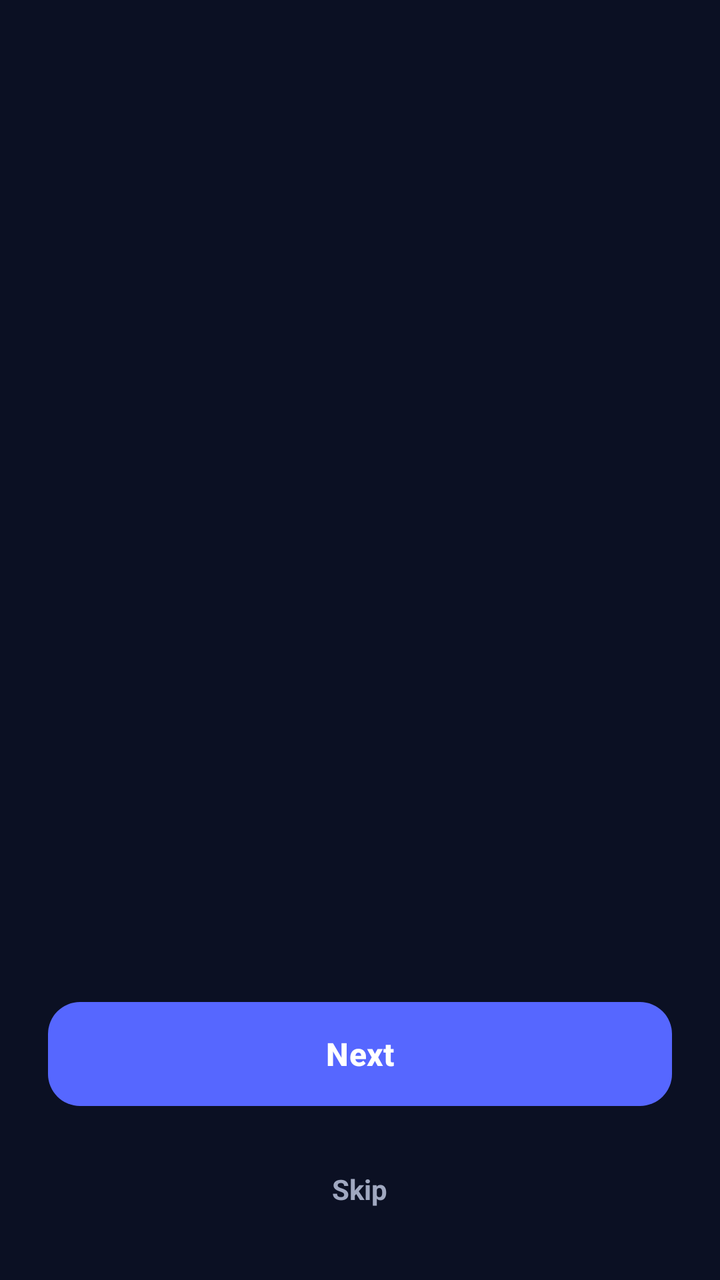
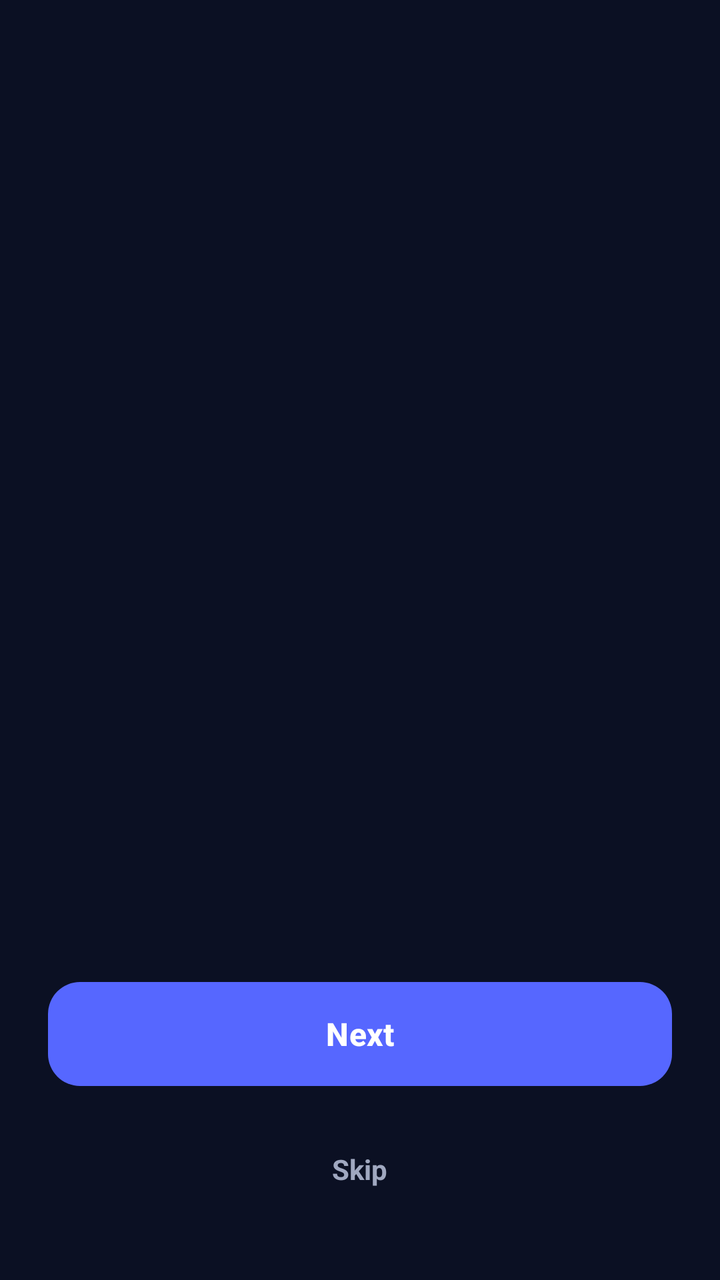

Screens rendered from an Android XML layout before and after an edit, with the pre-edit source and the edit as a unified diff.
<!-- AndroidManifest.xml: application theme Theme.TeachSync -->
<!-- res/layout/activity_onboarding.xml -->
<?xml version="1.0" encoding="utf-8"?>
<androidx.constraintlayout.widget.ConstraintLayout xmlns:android="http://schemas.android.com/apk/res/android"
    xmlns:app="http://schemas.android.com/apk/res-auto"
    xmlns:tools="http://schemas.android.com/tools"
    android:layout_width="match_parent"
    android:layout_height="match_parent"
    android:background="@color/dark_bg"
    tools:context=".OnboardingActivity">

    <androidx.viewpager2.widget.ViewPager2
        android:id="@+id/viewPager"
        android:layout_width="match_parent"
        android:layout_height="0dp"
        app:layout_constraintBottom_toTopOf="@+id/layoutBottom"
        app:layout_constraintTop_toTopOf="parent" />

    <LinearLayout
        android:id="@+id/layoutBottom"
        android:layout_width="match_parent"
        android:layout_height="wrap_content"
        android:orientation="vertical"
        android:padding="24dp"
        app:layout_constraintBottom_toBottomOf="parent">

        <com.google.android.material.tabs.TabLayout
            android:id="@+id/tabLayout"
            android:layout_width="wrap_content"
            android:layout_height="wrap_content"
            android:layout_gravity="center"
            android:background="@android:color/transparent"
            app:tabBackground="@drawable/indicator_selector"
            app:tabGravity="center"
            app:tabIndicatorHeight="0dp"
            app:tabMaxWidth="32dp"
            app:tabMinWidth="12dp"
            app:tabPaddingEnd="4dp"
            app:tabPaddingStart="4dp"
            app:tabRippleColor="@null" />

        <com.google.android.material.button.MaterialButton
            android:id="@+id/btnNext"
            android:layout_width="match_parent"
            android:layout_height="60dp"
            android:layout_marginTop="32dp"
            android:text="Next"
            android:textAllCaps="false"
            android:textColor="@color/white"
            android:textSize="16sp"
            android:textStyle="bold"
            app:backgroundTint="@color/accent_blue"
            app:cornerRadius="16dp"
            app:elevation="4dp" />

        <TextView
            android:id="@+id/tvSkip"
            android:layout_width="wrap_content"
            android:layout_height="wrap_content"
            android:layout_gravity="center"
            android:layout_marginTop="16dp"
            android:padding="12dp"
            android:text="Skip"
            android:textColor="@color/text_secondary"
            android:textSize="14sp"
            android:textStyle="bold" />

    </LinearLayout>

</androidx.constraintlayout.widget.ConstraintLayout>
<!-- resources referenced by this layout -->
<resources>
  <color name="accent_blue">#5667FF</color>
  <color name="dark_bg">#0B1023</color>
  <color name="text_secondary">#A0A8C0</color>
  <color name="white">#FFFFFFFF</color>
  <!-- drawable indicator_selector (drawable) -->
  <?xml version="1.0" encoding="utf-8"?>
  <selector xmlns:android="http://schemas.android.com/apk/res/android">
      <item android:drawable="@drawable/indicator_active" android:state_selected="true" />
      <item android:drawable="@drawable/indicator_inactive" />
  </selector>
  <style name="Theme.TeachSync" parent="Base.Theme.TeachSync" />
  <!-- drawable indicator_active (drawable) -->
  <?xml version="1.0" encoding="utf-8"?>
  <layer-list xmlns:android="http://schemas.android.com/apk/res/android">
      <item
          android:width="8dp"
          android:height="8dp"
          android:gravity="center">
          <shape android:shape="oval">
              <solid android:color="@color/accent_blue" />
          </shape>
      </item>
  </layer-list>
  <!-- drawable indicator_inactive (drawable) -->
  <?xml version="1.0" encoding="utf-8"?>
  <layer-list xmlns:android="http://schemas.android.com/apk/res/android">
      <item
          android:width="8dp"
          android:height="8dp"
          android:gravity="center">
          <shape android:shape="oval">
              <solid android:color="@color/card_dark" />
          </shape>
      </item>
  </layer-list>
  <style name="Base.Theme.TeachSync" parent="Theme.Material3.DayNight.NoActionBar">
          
          
      </style>
  <color name="card_dark">#1A2140</color>
</resources>

<!-- the commit's change to res/layout/activity_onboarding.xml (unified diff, before → after) -->
@@ -57,6 +57,7 @@
             android:layout_height="wrap_content"
             android:layout_gravity="center"
             android:layout_marginTop="16dp"
+            android:layout_marginBottom="10dp"
             android:padding="12dp"
             android:text="Skip"
             android:textColor="@color/text_secondary"
